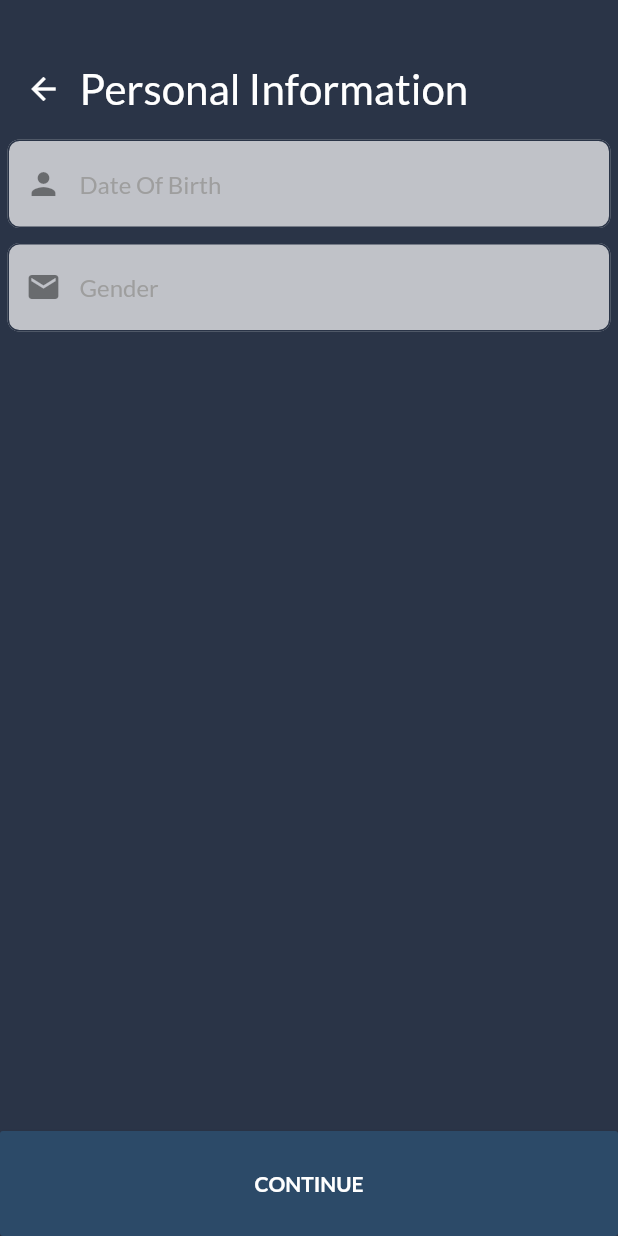
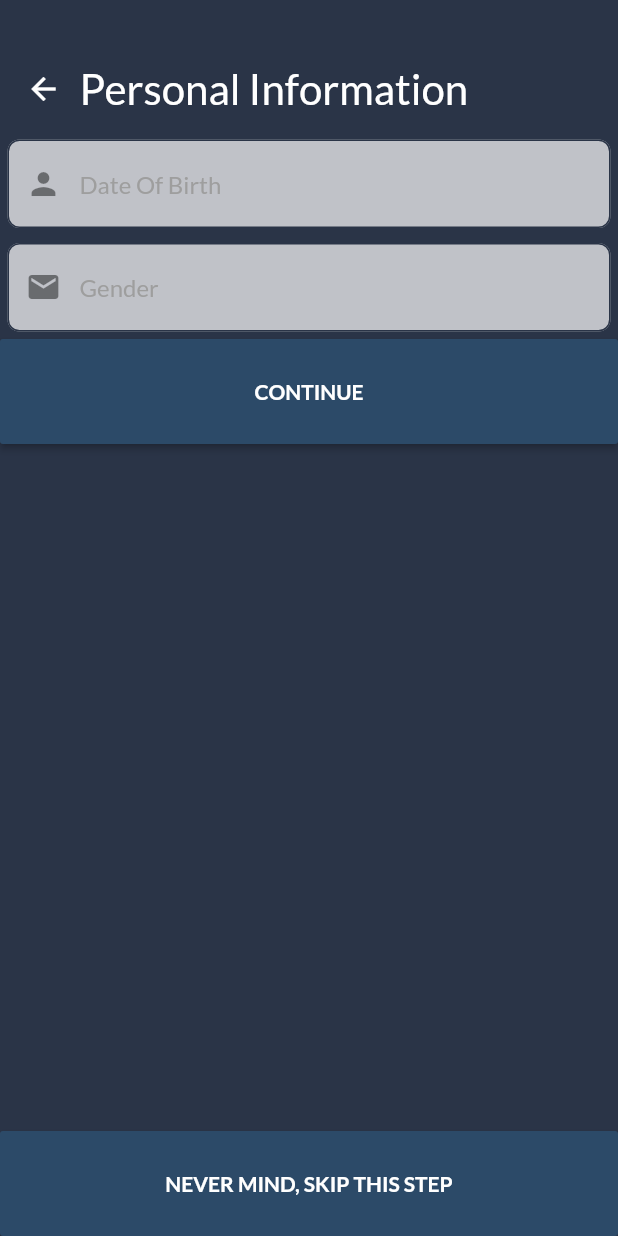
Before and after one commit to abender777/isolation_hero, a Flutter app: the screen it shows after launch, after a tap on "Skip", after a tap on "CONTINUE", on a phone screen of 412 x 824 dp. Run offline on Flutter 3.47's test engine with Material 2 defaults, Android fonts, the phone set to English and light mode, and no system bars; our stand-ins replace avatar_glow, equatable, flutter_map, font_awesome_flutter, geolocator, get_it and 5 more.

Commit message:
Added skip button

```diff
--- a/lib/views/additional_information/additional_information_mobile.dart
+++ b/lib/views/additional_information/additional_information_mobile.dart
@@ -75,10 +75,7 @@ class _AdditionalInformationState extends State<_AdditionalInformationMobile> {
                   ),
                 ),
               )),
-        ]),
-        Align(
-            alignment: FractionalOffset.bottomCenter,
-            child: ButtonTheme(
+          ButtonTheme(
               minWidth: MediaQuery.of(context).size.width,
               height: 70.0,
               buttonColor: Theme.of(context).buttonColor,
@@ -93,8 +90,26 @@ class _AdditionalInformationState extends State<_AdditionalInformationMobile> {
                 },
                 child:
                     Text('CONTINUE', style: Theme.of(context).textTheme.button),
-              ),
-            ))
+              )),
+        ]),
+        Align(
+            alignment: FractionalOffset.bottomCenter,
+            child: ButtonTheme(
+                minWidth: MediaQuery.of(context).size.width,
+                height: 70.0,
+                buttonColor: Theme.of(context).buttonColor,
+                child: RaisedButton(
+                  onPressed: () {
+                    Navigator.push(
+                      context,
+                      MaterialPageRoute(
+                        builder: (context) => LocationSetupView(),
+                      ),
+                    );
+                  },
+                  child: Text('NEVER MIND, SKIP THIS STEP',
+                      style: Theme.of(context).textTheme.button),
+                )))
       ]);
     });
     return MasterWidget(body: body);
```
